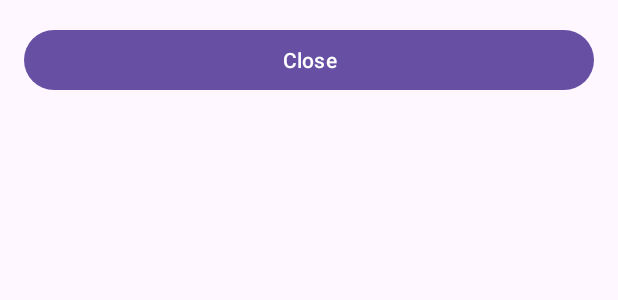
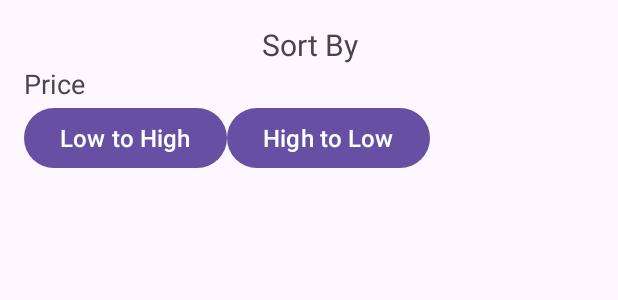
Before and after one commit to KaushalDanani/dinelink-app, an Android app: the layout menu_filter_bottom_layout.xml on its own in the app's theme, with its tools: preview values and no code run, on a phone screen of 412 x 824 dp. Shown: the top 300 px of the screen. Run offline under Robolectric (Android 15) with nearby library versions, the phone set to English and light mode, and no system bars.

```diff
--- a/app/src/main/java/com/example/dinelink/chef/ChefLayoutActivity.java
+++ b/app/src/main/java/com/example/dinelink/chef/ChefLayoutActivity.java
@@ -1,6 +1,7 @@
 
 package com.example.dinelink.chef;
 
+import android.app.Activity;
 import android.content.Intent;
 import android.os.Bundle;
 import android.widget.ListView;
@@ -21,7 +22,7 @@ import retrofit2.Call;
 import retrofit2.Callback;
 import retrofit2.Response;
 
-    public class ChefLayoutActivity extends AppCompatActivity {
+    public class ChefLayoutActivity extends Activity {
 
 
 	ListView chefOrderListView;
--- a/app/src/main/res/layout/menu_filter_bottom_layout.xml
+++ b/app/src/main/res/layout/menu_filter_bottom_layout.xml
@@ -3,13 +3,52 @@
     android:layout_width="match_parent"
     android:layout_height="wrap_content"
     android:orientation="vertical"
-    android:padding="16dp">
+    android:padding="16dp"
+    android:weightSum="6">
 
     <!-- Add your bottom sheet content here -->
 
-    <Button
-        android:id="@+id/bottom_sheet_button"
+    <TextView
+        android:layout_weight="2"
         android:layout_width="match_parent"
-        android:layout_height="wrap_content"
-        android:text="Close" />
+        android:layout_height="0dp"
+        android:text="Sort By"
+        android:textSize="20sp"
+        android:textAlignment="center"/>
+
+    <TextView
+        android:layout_width="match_parent"
+        android:layout_height="0dp"
+        android:layout_weight="2"
+        android:text="Price"
+        android:textSize="18sp"/>
+
+    <LinearLayout
+        android:layout_width="wrap_content"
+        android:layout_height="0dp"
+        android:layout_weight="2"
+        android:weightSum="3"
+        android:orientation="horizontal"
+        >
+
+        <Button
+            android:id="@+id/filterPriceL2H"
+            android:layout_width="0dp"
+            android:layout_height="wrap_content"
+            android:text="Low to High"
+            android:textSize="16sp"
+            android:textAlignment="center"
+            android:layout_weight="1"/>
+
+        <Button
+            android:id="@+id/filterPriceH2L"
+            android:layout_width="0dp"
+            android:layout_height="wrap_content"
+            android:text="High to Low"
+            android:textAlignment="center"
+            android:textSize="16sp"
+            android:layout_weight="1"/>
+
+    </LinearLayout>
+
 </LinearLayout>
--- a/app/src/main/res/layout/menu_item_layout.xml
+++ b/app/src/main/res/layout/menu_item_layout.xml
@@ -178,7 +178,8 @@
 					android:padding="8sp"
 					android:text="@string/checkout_string"
 					android:textColor="@color/black"
-					android:textSize="15sp" />
+					android:textSize="15sp"
+					/>
 
 
 			</LinearLayout>
```
Also changed, not shown: app/src/main/AndroidManifest.xml (+9 -5 lines), app/src/main/java/com/example/dinelink/user/MenuFilterBottomSheetFragment.java (added, +111 -0 lines), app/src/main/java/com/example/dinelink/user/MenuItemActivity.java (+17 -9 lines).
